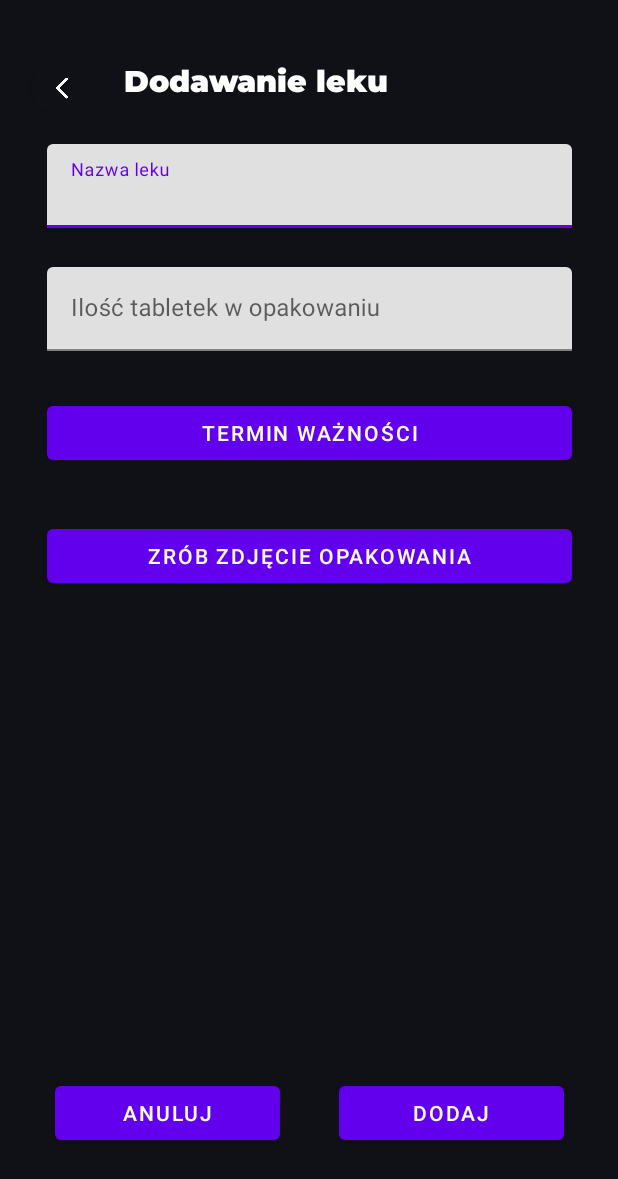
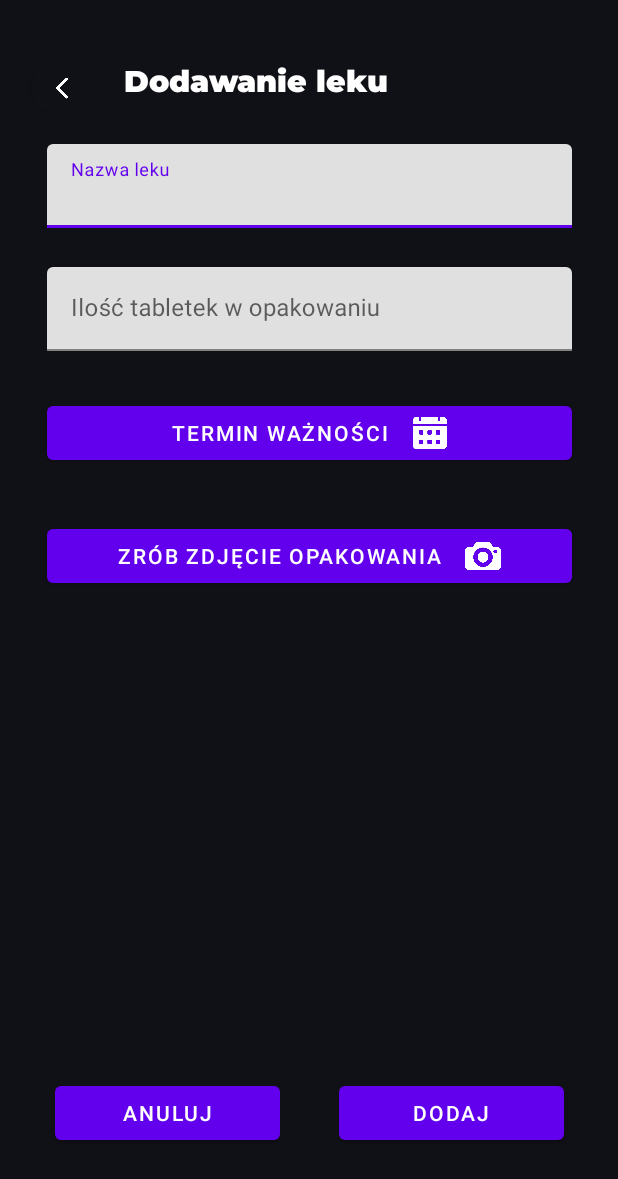
Before and after one commit to jakubbonczyk/HealthAppUniversityProject, an Android app: the AddDrugsActivity screen opened directly, with no data from a screen before it, on a phone screen of 412 x 824 dp. Shown: the top 1179 px of the screen. Run offline under Robolectric (Android 15) with nearby library versions, the phone set to English and light mode, and no system bars; Roboto replaces fonts that are not available here.

Commit message:
Alpha configuration for adding photos to medicines.

```diff
--- a/app/src/main/res/layout/activity_your_drugs.xml
+++ b/app/src/main/res/layout/activity_your_drugs.xml
@@ -106,7 +106,6 @@
         android:orientation="horizontal"
         app:layout_constraintGuide_percent="0.95" />
 
-
     <androidx.constraintlayout.widget.Guideline
         android:id="@+id/guideline14"
         android:layout_width="wrap_content"
@@ -134,7 +133,7 @@
 
     <androidx.recyclerview.widget.RecyclerView
         android:id="@+id/drugsRecyclerView"
-        android:layout_width="380dp"
+        android:layout_width="match_parent"
         android:layout_height="0dp"
         app:layout_constraintBottom_toTopOf="@+id/guideline12"
         app:layout_constraintEnd_toStartOf="@+id/guideline15"
@@ -142,5 +141,4 @@
         app:layout_constraintTop_toTopOf="@+id/guideline"
         android:padding="16dp" />
 
-
 </androidx.constraintlayout.widget.ConstraintLayout>
--- a/app/src/main/res/layout/add_drugs_activity.xml
+++ b/app/src/main/res/layout/add_drugs_activity.xml
@@ -203,6 +203,11 @@
         android:layout_width="350dp"
         android:layout_height="wrap_content"
         android:text="Termin ważności"
+        app:icon="@drawable/calendar"
+        app:iconGravity="textEnd"
+        app:iconPadding="@dimen/icon_padding_large"
+        app:iconSize="@dimen/icon_size_small"
+        app:iconTint="@color/white"
         app:layout_constraintBottom_toTopOf="@+id/guideline19"
         app:layout_constraintEnd_toStartOf="@+id/guideline15"
         app:layout_constraintStart_toStartOf="@+id/guideline1"
@@ -213,6 +218,11 @@
         android:layout_width="350dp"
         android:layout_height="wrap_content"
         android:text="Zrób zdjęcie opakowania"
+        app:icon="@drawable/photo_camera"
+        app:iconGravity="textEnd"
+        app:iconPadding="@dimen/icon_padding_large"
+        app:iconSize="@dimen/icon_size_small"
+        app:iconTint="@color/white"
         app:layout_constraintBottom_toTopOf="@+id/guideline20"
         app:layout_constraintEnd_toStartOf="@+id/guideline15"
         app:layout_constraintStart_toStartOf="@+id/guideline1"
--- a/app/src/main/res/values/strings.xml
+++ b/app/src/main/res/values/strings.xml
@@ -8,5 +8,6 @@
     <string name="notifications">POWIADOMIENIA</string>
     <string name="healthHistory">KARTOTEKA</string>
     <string name="feelings">TWOJE SAMOPOCZUCIE!</string>
+    <string name="drug_image">Zdjecie leku</string>
 
 </resources>
```
Also changed, not shown: app/src/main/AndroidManifest.xml (+8 -0 lines), app/src/main/java/com/example/pamietajozdrowiu/AddDrugsActivity.java (+45 -1 lines), app/src/main/java/com/example/pamietajozdrowiu/Drug.java (+7 -1 lines), app/src/main/java/com/example/pamietajozdrowiu/DrugAdapter.java (+15 -2 lines), app/src/main/java/com/example/pamietajozdrowiu/YourDrugsActivity.java (+14 -7 lines), app/src/main/res/layout/drug_item.xml (+10 -0 lines), app/src/main/res/drawable/photo_camera.png (added), app/src/main/res/drawable/placeholder_image.png (added).
